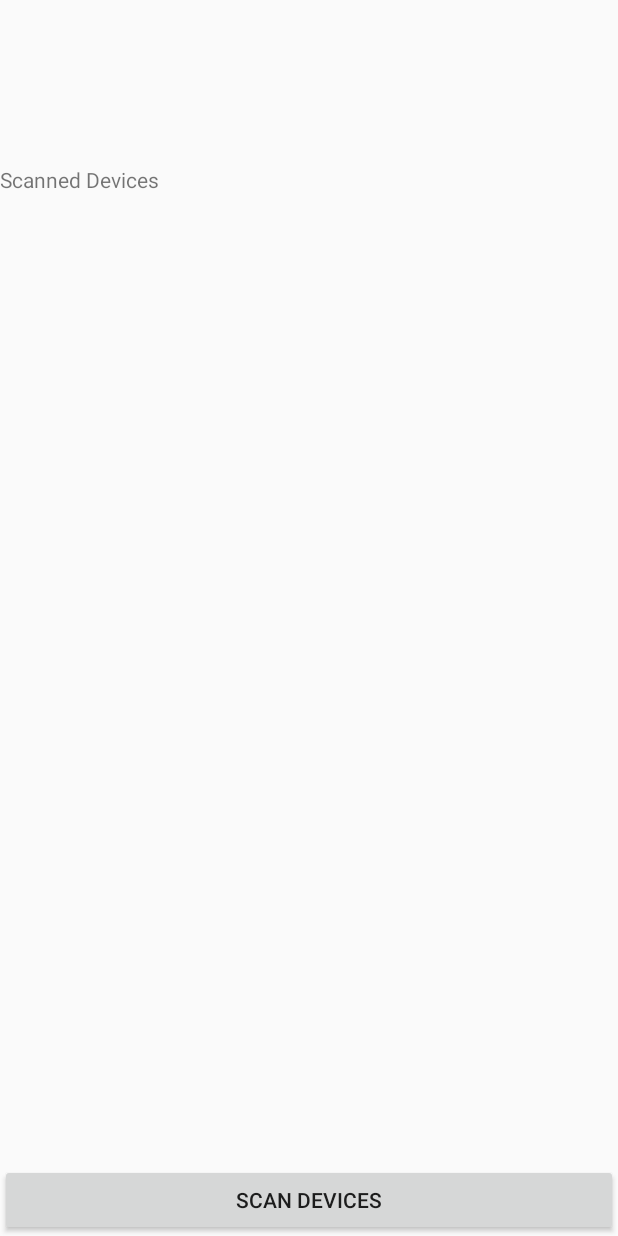
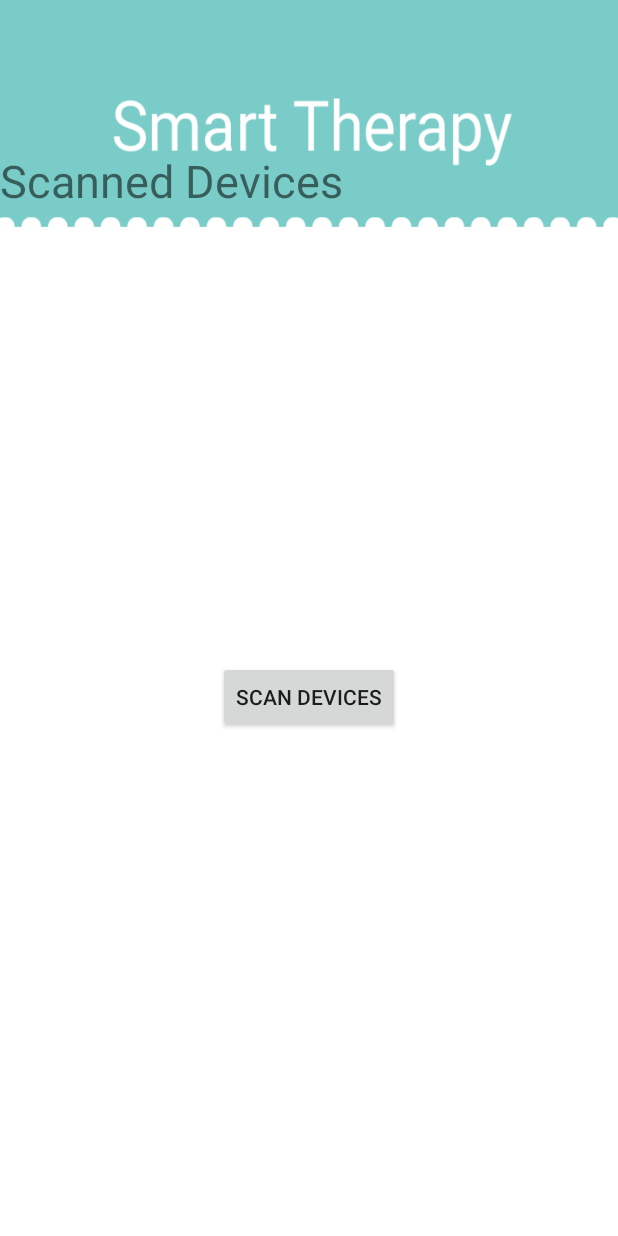
Before and after one commit to xavierfung/FYP, an Android app: the BTConnetion screen opened directly, with no data from a screen before it, on a phone screen of 412 x 824 dp. Run offline under Robolectric (Android 15) with nearby library versions, the phone set to English and light mode, and no system bars; 1 statement that could not run was skipped.

Commit message:
BT layout

```diff
--- a/app/src/main/res/layout/bt_connection.xml
+++ b/app/src/main/res/layout/bt_connection.xml
@@ -1,32 +1,31 @@
-<RelativeLayout xmlns:android="http://schemas.android.com/apk/res/android"
+<LinearLayout xmlns:android="http://schemas.android.com/apk/res/android"
     android:layout_width="match_parent"
-    android:layout_height="match_parent">
+    android:layout_height="match_parent"
+    android:background="@drawable/homepage_bg"
+    android:orientation="vertical">
 
     <TextView
+        android:id="@+id/textView"
         android:layout_width="wrap_content"
         android:layout_height="wrap_content"
+        android:layout_alignParentLeft="true"
+        android:layout_alignParentStart="true"
+        android:layout_alignParentTop="true"
+        android:layout_marginTop="100dp"
         android:text="Scanned Devices"
-        android:id="@+id/textView"
-        android:layout_marginTop="110dp"
-        android:layout_alignParentTop="true"
-        android:layout_alignParentLeft="true"
-        android:layout_alignParentStart="true" />
+        android:textSize="30sp" />
+
+
+
+    <ListView
+        android:id="@+id/listView"
+        android:layout_width="wrap_content"
+        android:layout_height="300dp" />
 
     <Button
+        android:id="@+id/button"
         android:layout_width="wrap_content"
         android:layout_height="wrap_content"
-        android:text="Scan Devices"
-        android:id="@+id/button"
-        android:layout_alignParentBottom="true"
-        android:layout_alignParentLeft="true"
-        android:layout_alignParentRight="true" />
-
-    <ListView
-        android:layout_width="wrap_content"
-        android:layout_height="wrap_content"
-        android:id="@+id/listView"
-        android:layout_above="@+id/button"
-        android:layout_below="@+id/textView" />
-
-
-</RelativeLayout>
+        android:layout_gravity="center_horizontal"
+        android:text="Scan Devices" />
+</LinearLayout>
```
